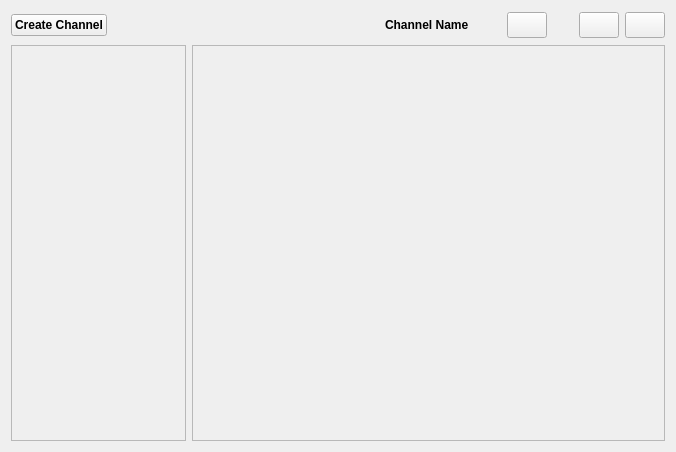
Above: retroshare-gui/src/gui/ChannelFeed.ui from RetroShare/RetroShare before the change. Below: the same form after it.
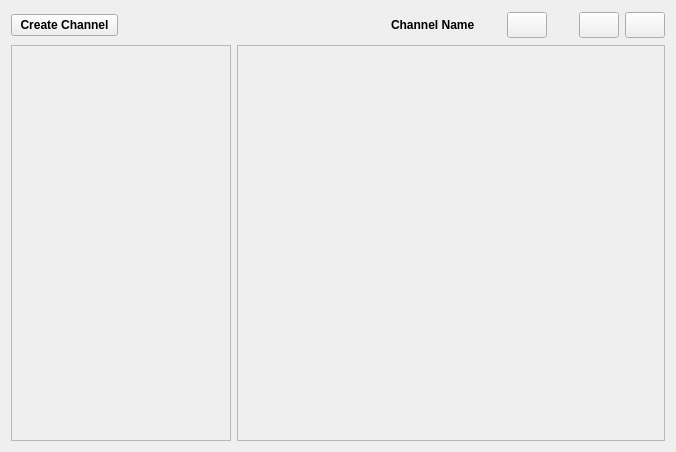
That is the form after the change. Icons and pictures are not drawn.

Commit message: * Fixed Add Friend and Invite Frieds Dialogs * Set  minimum size for Channels frame * Set minimum size for Friends TreeWidget

Diff of the .ui file:
```diff
--- a/retroshare-gui/src/gui/ChannelFeed.ui
+++ b/retroshare-gui/src/gui/ChannelFeed.ui
@@ -204,6 +204,12 @@
        <verstretch>0</verstretch>
       </sizepolicy>
      </property>
+     <property name="minimumSize" >
+      <size>
+       <width>220</width>
+       <height>0</height>
+      </size>
+     </property>
      <property name="maximumSize" >
       <size>
        <width>220</width>
```
The commit also changes 5 other files.
